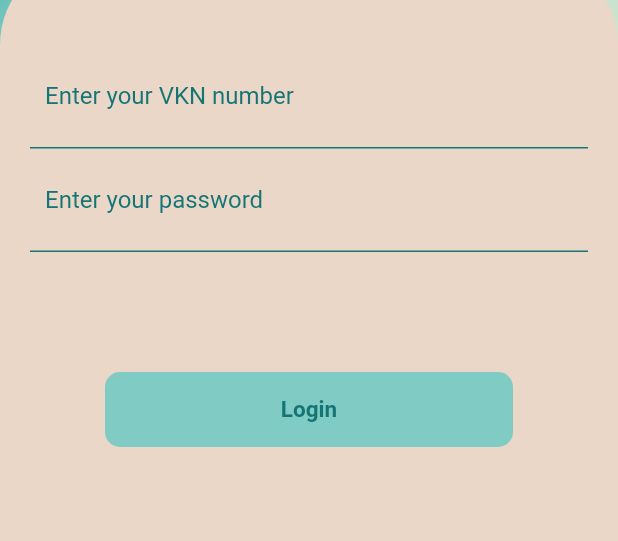
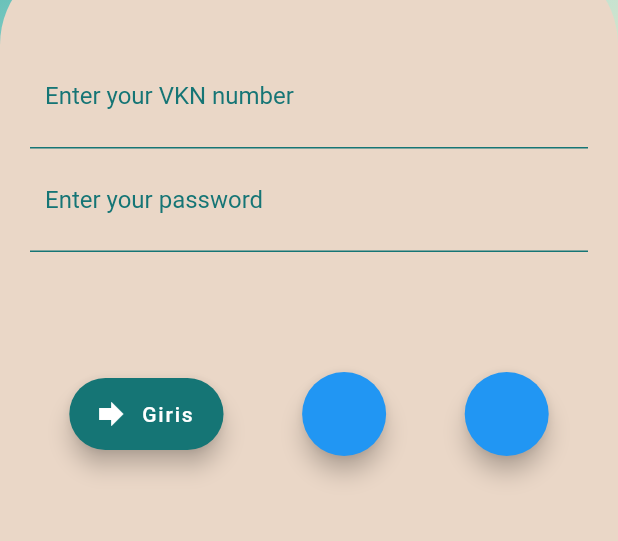
Before and after one commit to PicassoSoftware/Varsa, a Flutter app: the screen it shows after launch, on a phone screen of 412 x 824 dp, the part 342-883 px from its top. Run offline on Flutter 3.47's test engine with Material 2 defaults, Android fonts, the phone set to English and light mode, and no system bars; our stand-ins replace image_cropper, image_picker; missing offline and left inert: flutter_verification_code.

```diff
--- a/Frontend/FrontendBranchOffice/lib/Button.dart
+++ b/Frontend/FrontendBranchOffice/lib/Button.dart
@@ -1,23 +1,44 @@
+import 'package:FrontendBranchOffice/views/product_add.dart';
+import 'package:FrontendBranchOffice/views/rezervation.dart';
+import 'package:FrontendBranchOffice/views/seller_profile.dart';
 import 'package:flutter/material.dart';
 
-class Button extends StatelessWidget{
+class Button extends StatelessWidget {
+  const Button({Key? key}) : super(key: key);
+
   @override
   Widget build(BuildContext context) {
-
-    return Container(
-      height: 50,
-      margin: EdgeInsets.symmetric(horizontal: 50),
-      decoration: BoxDecoration(
-        color: Colors.teal.shade200,
-        borderRadius: BorderRadius.circular(10),
-      ),
-      child: Center(
-        child: Text("Login",style: TextStyle(
-          color: Color(0xFF157575),
-          fontSize: 15,
-          fontWeight: FontWeight.bold
-        ),),
-      ),
+    return Row(
+      mainAxisAlignment: MainAxisAlignment.spaceAround,
+      children: [
+        FloatingActionButton.extended(
+          onPressed: () {
+            Navigator.push(
+              context,
+              MaterialPageRoute(builder: (context) => (SelectImage())),
+            );
+          },
+          icon: const Icon(Icons.forward_sharp),
+          backgroundColor: const Color(0xFF157575),
+          label: const Text("Giris"),
+        ),
+        FloatingActionButton(
+          onPressed: () {
+            Navigator.push(
+              context,
+              MaterialPageRoute(builder: (context) => (const Rezervation())),
+            );
+          },
+        ),
+        FloatingActionButton(
+          onPressed: () {
+            Navigator.push(
+              context,
+              MaterialPageRoute(builder: (context) => (const Grade())),
+            );
+          },
+        ),
+      ],
     );
   }
 }
--- a/Frontend/FrontendBranchOffice/pubspec.yaml
+++ b/Frontend/FrontendBranchOffice/pubspec.yaml
@@ -1,4 +1,4 @@
-name: flutter_application_1
+name: FrontendBranchOffice
 description: A new Flutter project.
 
 # The following line prevents the package from being accidentally published to
@@ -34,6 +34,10 @@ dependencies:
   # The following adds the Cupertino Icons font to your application.
   # Use with the CupertinoIcons class for iOS style icons.
   cupertino_icons: ^1.0.2
+  image_picker: ^0.8.4+4
+  image_cropper: ^1.4.1
+  flutter_verification_code: ^1.1.1
+
 
 dev_dependencies:
   flutter_test:
```
Also changed, not shown: Frontend/FrontendBranchOffice/lib/assets/const.dart (added, +7 -0 lines), Frontend/FrontendBranchOffice/lib/views/product_add.dart (added, +97 -0 lines), Frontend/FrontendBranchOffice/lib/views/rezervation.dart (added, +89 -0 lines), Frontend/FrontendBranchOffice/pubspec.lock, 3 other files.
